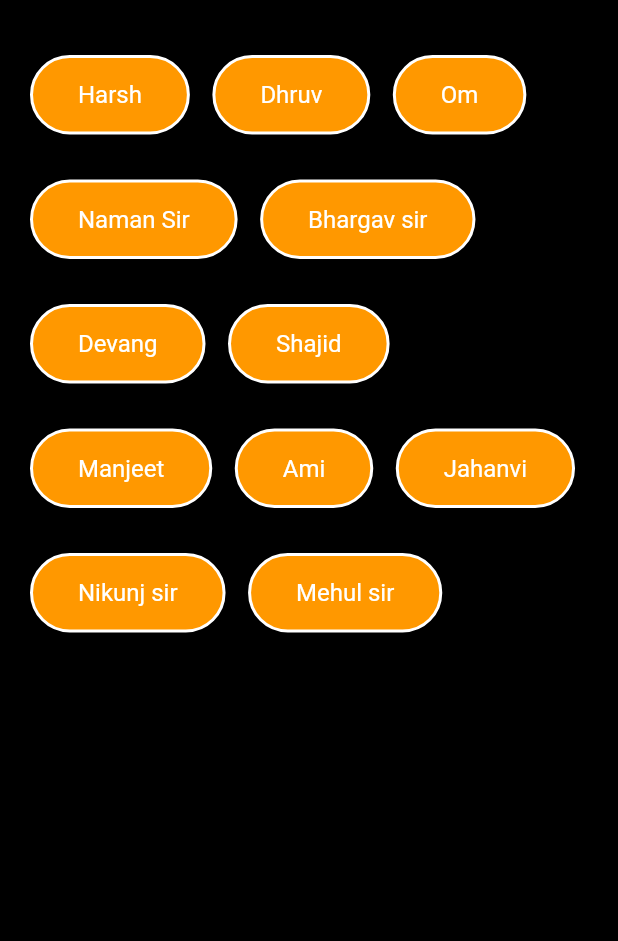
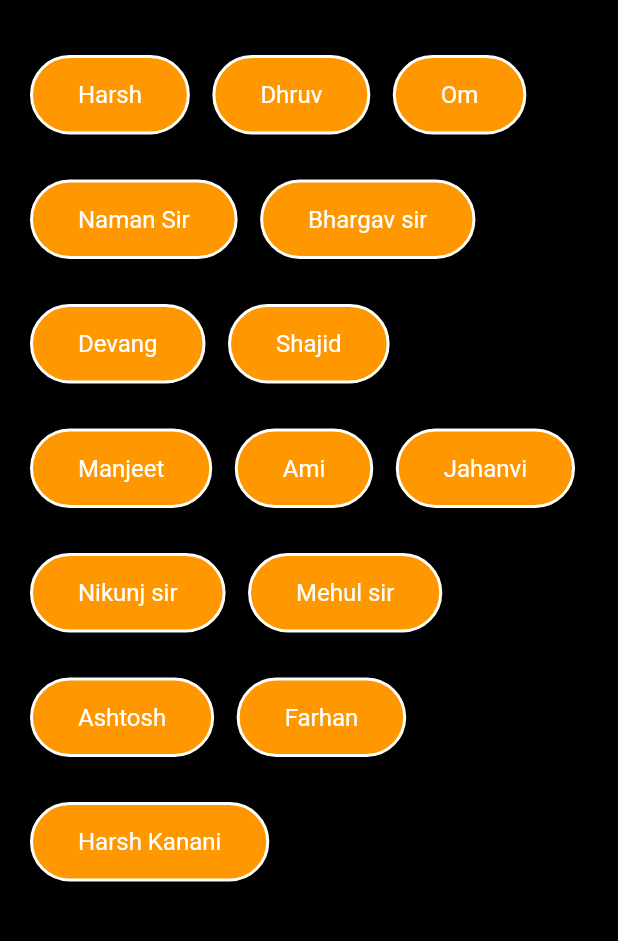
Before and after one commit to Haffshah/Wrap-Examle-dart, a Flutter app: the screen it shows after launch, on a phone screen of 412 x 824 dp, the part 59-1000 px from its top. Run offline on Flutter 3.47's test engine with Material 2 defaults, Android fonts, the phone set to English and light mode, and no system bars.

Commit message:
Update MyHomePage.dart

```diff
--- a/lib/MyHomePage.dart
+++ b/lib/MyHomePage.dart
@@ -175,6 +175,30 @@ class HomePage extends StatelessWidget {
               ),
               decoration: borderDeco(),
             ),
+            Container(
+              padding: padding(),
+              child: Text(
+                'Ashtosh',
+                style: textColor(),
+              ),
+              decoration: borderDeco(),
+            ),
+            Container(
+              padding: padding(),
+              child: Text(
+                'Farhan',
+                style: textColor(),
+              ),
+              decoration: borderDeco(),
+            ),
+            Container(
+              padding: padding(),
+              child: Text(
+                'Harsh Kanani',
+                style: textColor(),
+              ),
+              decoration: borderDeco(),
+            ),
           ],
         ),
       ),
```
